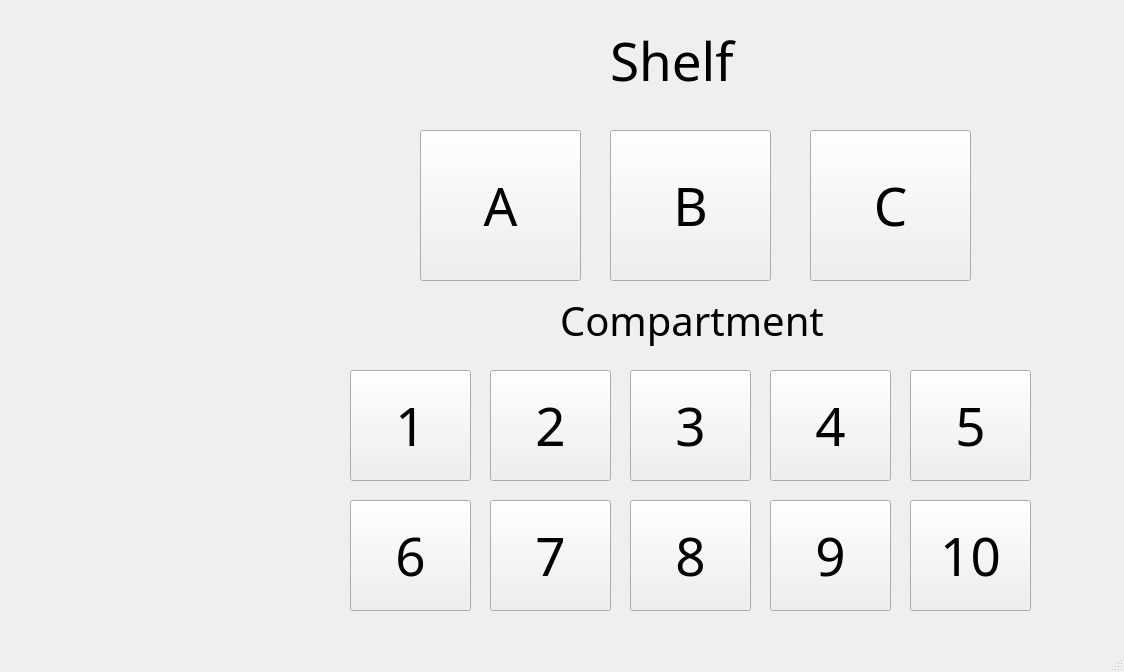
This is Amazon_FC_2.ui in ICS4U-Gallo/amazon-fc-assignment-ghost-coders as Qt 5 draws it before an edit. The edited form follows.
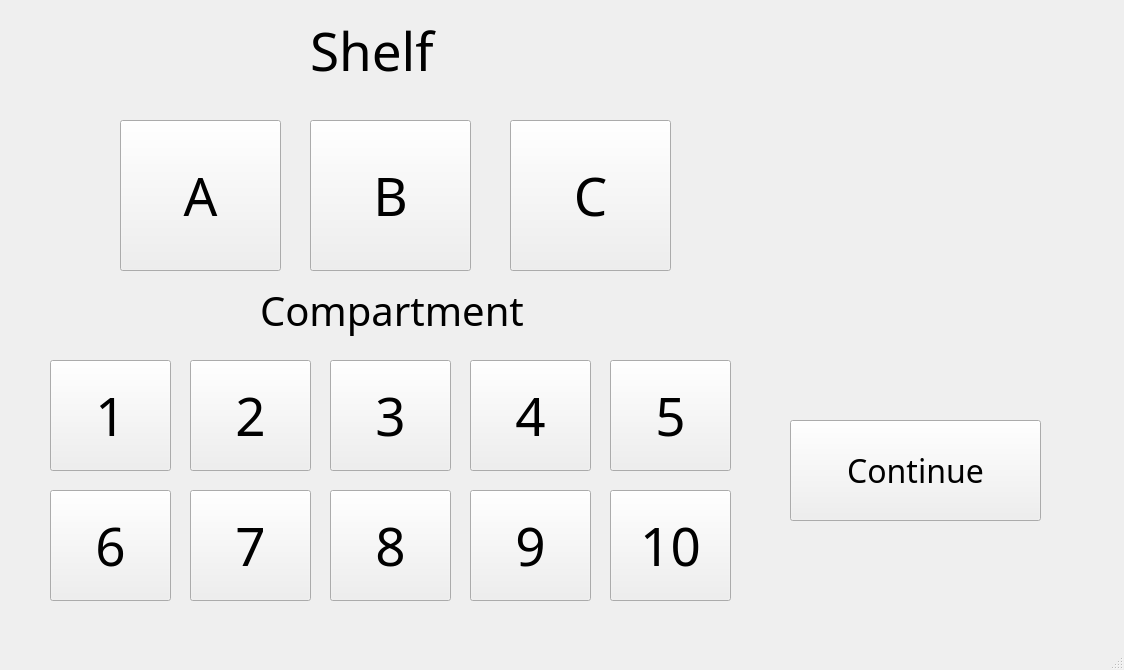
This is the edited form.

```diff
--- a/Amazon_FC_2.ui
+++ b/Amazon_FC_2.ui
@@ -7,7 +7,7 @@
     <x>0</x>
     <y>0</y>
     <width>1124</width>
-    <height>672</height>
+    <height>670</height>
    </rect>
   </property>
   <property name="windowTitle">
@@ -17,8 +17,8 @@
    <widget class="QPushButton" name="compartment_1">
     <property name="geometry">
      <rect>
-      <x>350</x>
-      <y>370</y>
+      <x>50</x>
+      <y>360</y>
       <width>121</width>
       <height>111</height>
      </rect>
@@ -38,8 +38,8 @@
    <widget class="QPushButton" name="compartment_2">
     <property name="geometry">
      <rect>
-      <x>490</x>
-      <y>370</y>
+      <x>190</x>
+      <y>360</y>
       <width>121</width>
       <height>111</height>
      </rect>
@@ -57,8 +57,8 @@
    <widget class="QPushButton" name="compartment_3">
     <property name="geometry">
      <rect>
-      <x>630</x>
-      <y>370</y>
+      <x>330</x>
+      <y>360</y>
       <width>121</width>
       <height>111</height>
      </rect>
@@ -76,8 +76,8 @@
    <widget class="QPushButton" name="compartment_6">
     <property name="geometry">
      <rect>
-      <x>350</x>
-      <y>500</y>
+      <x>50</x>
+      <y>490</y>
       <width>121</width>
       <height>111</height>
      </rect>
@@ -95,8 +95,8 @@
    <widget class="QPushButton" name="compartment_5">
     <property name="geometry">
      <rect>
-      <x>910</x>
-      <y>370</y>
+      <x>610</x>
+      <y>360</y>
       <width>121</width>
       <height>111</height>
      </rect>
@@ -114,8 +114,8 @@
    <widget class="QPushButton" name="compartment_4">
     <property name="geometry">
      <rect>
-      <x>770</x>
-      <y>370</y>
+      <x>470</x>
+      <y>360</y>
       <width>121</width>
       <height>111</height>
      </rect>
@@ -133,8 +133,8 @@
    <widget class="QPushButton" name="compartment_8">
     <property name="geometry">
      <rect>
-      <x>630</x>
-      <y>500</y>
+      <x>330</x>
+      <y>490</y>
       <width>121</width>
       <height>111</height>
      </rect>
@@ -152,8 +152,8 @@
    <widget class="QPushButton" name="compartment_7">
     <property name="geometry">
      <rect>
-      <x>490</x>
-      <y>500</y>
+      <x>190</x>
+      <y>490</y>
       <width>121</width>
       <height>111</height>
      </rect>
@@ -171,8 +171,8 @@
    <widget class="QPushButton" name="compartment_9">
     <property name="geometry">
      <rect>
-      <x>770</x>
-      <y>500</y>
+      <x>470</x>
+      <y>490</y>
       <width>121</width>
       <height>111</height>
      </rect>
@@ -190,8 +190,8 @@
    <widget class="QPushButton" name="compartment_10">
     <property name="geometry">
      <rect>
-      <x>910</x>
-      <y>500</y>
+      <x>610</x>
+      <y>490</y>
       <width>121</width>
       <height>111</height>
      </rect>
@@ -209,8 +209,8 @@
    <widget class="QPushButton" name="shelf_A">
     <property name="geometry">
      <rect>
-      <x>420</x>
-      <y>130</y>
+      <x>120</x>
+      <y>120</y>
       <width>161</width>
       <height>151</height>
      </rect>
@@ -228,8 +228,8 @@
    <widget class="QPushButton" name="shelf_B">
     <property name="geometry">
      <rect>
-      <x>610</x>
-      <y>130</y>
+      <x>310</x>
+      <y>120</y>
       <width>161</width>
       <height>151</height>
      </rect>
@@ -247,8 +247,8 @@
    <widget class="QPushButton" name="shelf_C">
     <property name="geometry">
      <rect>
-      <x>810</x>
-      <y>130</y>
+      <x>510</x>
+      <y>120</y>
       <width>161</width>
       <height>151</height>
      </rect>
@@ -266,8 +266,8 @@
    <widget class="QLabel" name="label">
     <property name="geometry">
      <rect>
-      <x>610</x>
-      <y>30</y>
+      <x>310</x>
+      <y>20</y>
       <width>141</width>
       <height>61</height>
      </rect>
@@ -285,8 +285,8 @@
    <widget class="QLabel" name="label_2">
     <property name="geometry">
      <rect>
-      <x>560</x>
-      <y>290</y>
+      <x>260</x>
+      <y>280</y>
       <width>281</width>
       <height>61</height>
      </rect>
@@ -301,6 +301,25 @@
      <string>Compartment</string>
     </property>
    </widget>
+   <widget class="QPushButton" name="pushButton">
+    <property name="geometry">
+     <rect>
+      <x>790</x>
+      <y>420</y>
+      <width>251</width>
+      <height>101</height>
+     </rect>
+    </property>
+    <property name="font">
+     <font>
+      <family>Sitka</family>
+      <pointsize>24</pointsize>
+     </font>
+    </property>
+    <property name="text">
+     <string>Continue</string>
+    </property>
+   </widget>
   </widget>
   <widget class="QMenuBar" name="menubar">
    <property name="geometry">
```
